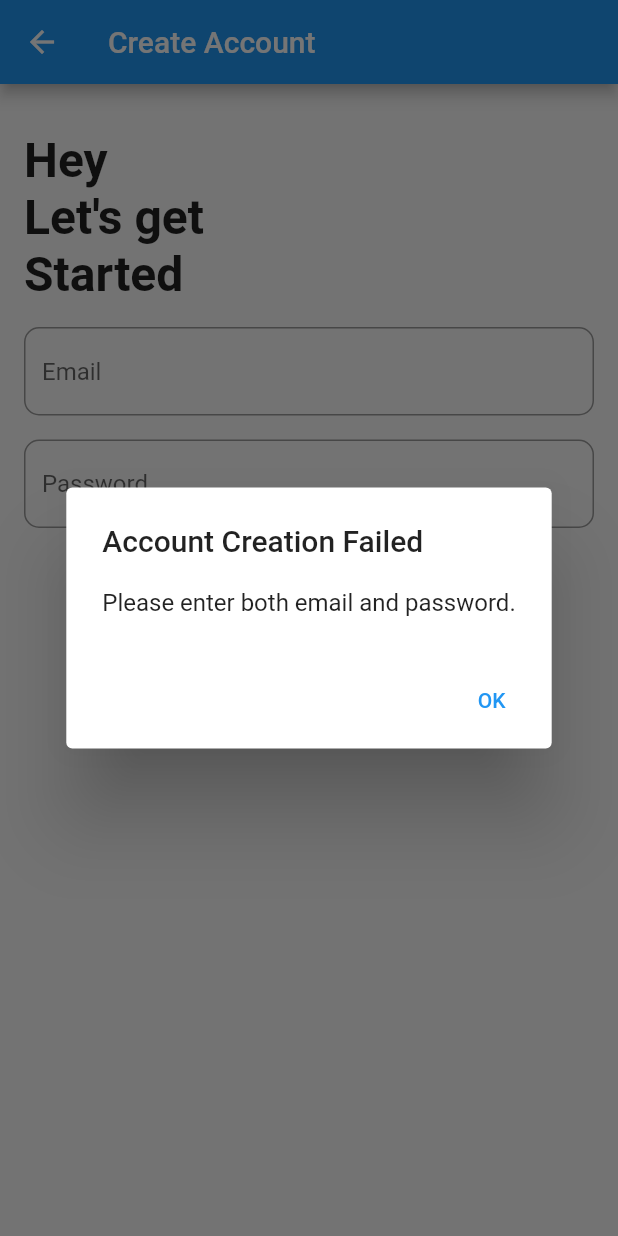
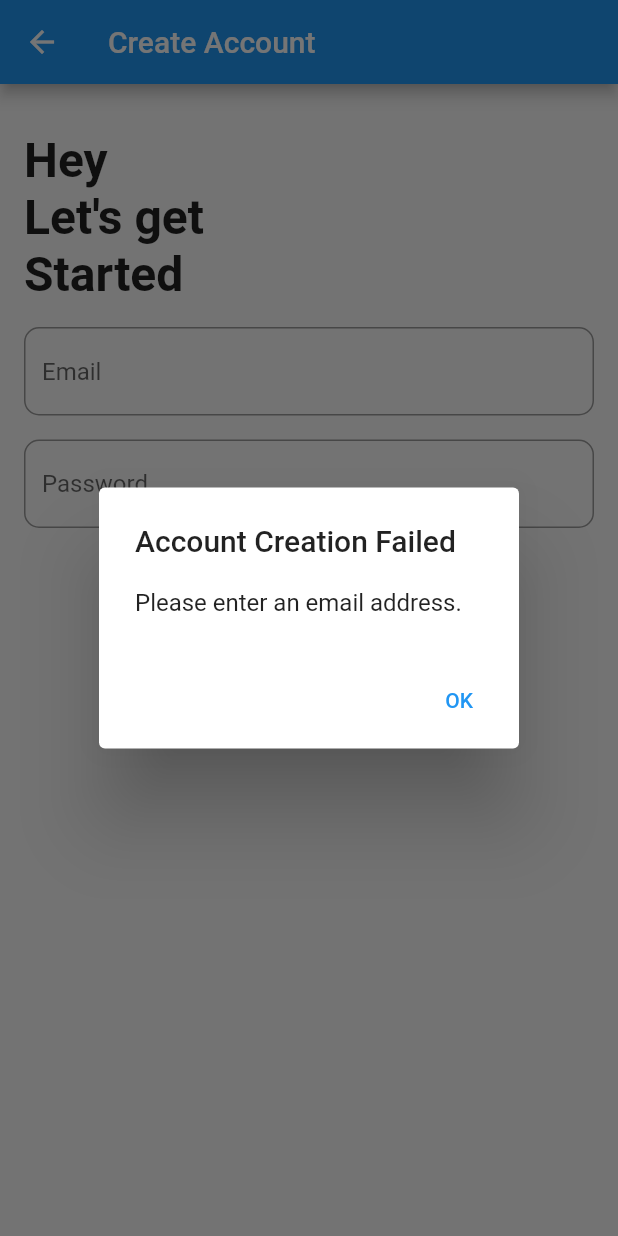
Before and after one commit to navaneethkulal8/Get_my_bus, a Flutter app: the CreateAccountPage screen opened directly, after a tap on "Create account", on a phone screen of 412 x 824 dp. Run offline on Flutter 3.47's test engine with Material 2 defaults, Android fonts, the phone set to English and light mode, and no system bars; our stand-ins replace cloud_firestore, firebase_auth, firebase_core, google_maps_flutter; accounts and stored records are empty.

Commit message:
create accoutn edge case prompt to the user

```diff
--- a/lib/pages/create_account.dart
+++ b/lib/pages/create_account.dart
@@ -15,6 +15,9 @@ class _CreateAccountPageState extends State<CreateAccountPage> {
 
   bool _isCreatingAccount = false;
 
+  // Regular expression for a simple email validation
+  final RegExp emailRegExp = RegExp(r'^[\w-]+(\.[\w-]+)*@[\w-]+(\.[\w-]+)+$');
+
   Future<void> _registerUser() async {
     if (_isCreatingAccount) {
       return;
@@ -27,9 +30,20 @@ class _CreateAccountPageState extends State<CreateAccountPage> {
     final String email = _emailController.text.trim();
     final String password = _passwordController.text;
 
-    if (email.isEmpty || password.isEmpty) {
-      // Add input validation and show an error message if fields are empty
-      _showErrorDialog('Please enter both email and password.');
+    String errorMessage;
+
+    if (email.isEmpty) {
+      errorMessage = 'Please enter an email address.';
+    } else if (!emailRegExp.hasMatch(email)) {
+      errorMessage = 'Please enter a valid email address.';
+    } else if (password.length < 6) {
+      errorMessage = 'Password must have at least six characters.';
+    } else {
+      errorMessage = ''; // No error, empty message
+    }
+
+    if (errorMessage.isNotEmpty) {
+      _showErrorDialog(errorMessage);
       setState(() {
         _isCreatingAccount = false;
       });
```
